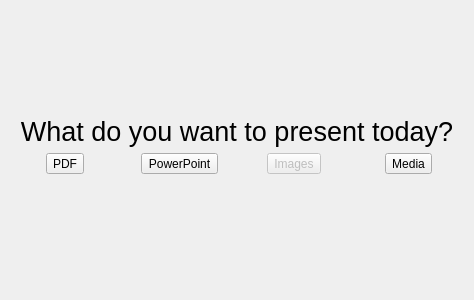
Old version of the form presentation/welcomepane.ui in the repository genosse-einhorn/FishyRecorder.
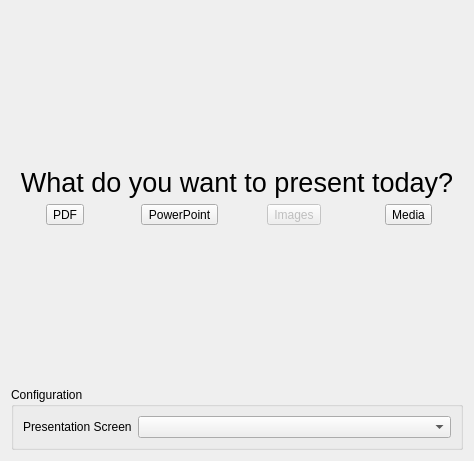
New version of the form. Icons and pictures are not drawn.

Commit message:
Move screen setting to Presentation tab and use QSettings to save it
This is a prerequisite for ripping out the current recording subsystem

```diff
--- a/presentation/welcomepane.ui
+++ b/presentation/welcomepane.ui
@@ -7,7 +7,7 @@
     <x>0</x>
     <y>0</y>
     <width>474</width>
-    <height>300</height>
+    <height>461</height>
    </rect>
   </property>
   <property name="sizePolicy">
@@ -20,7 +20,46 @@
    <string>Form</string>
   </property>
   <layout class="QGridLayout" name="gridLayout">
-   <item row="1" column="0" alignment="Qt::AlignHCenter|Qt::AlignTop">
+   <item row="0" column="1">
+    <spacer name="verticalSpacer">
+     <property name="orientation">
+      <enum>Qt::Vertical</enum>
+     </property>
+     <property name="sizeHint" stdset="0">
+      <size>
+       <width>20</width>
+       <height>40</height>
+      </size>
+     </property>
+    </spacer>
+   </item>
+   <item row="4" column="0" colspan="4">
+    <widget class="QGroupBox" name="groupBox">
+     <property name="title">
+      <string>Configuration</string>
+     </property>
+     <layout class="QFormLayout" name="formLayout">
+      <item row="0" column="0">
+       <widget class="QLabel" name="label_2">
+        <property name="text">
+         <string>Presentation Screen</string>
+        </property>
+       </widget>
+      </item>
+      <item row="0" column="1">
+       <widget class="QComboBox" name="cbScreen">
+        <property name="sizePolicy">
+         <sizepolicy hsizetype="Expanding" vsizetype="Fixed">
+          <horstretch>0</horstretch>
+          <verstretch>0</verstretch>
+         </sizepolicy>
+        </property>
+       </widget>
+      </item>
+     </layout>
+    </widget>
+   </item>
+   <item row="2" column="0" alignment="Qt::AlignHCenter|Qt::AlignTop">
     <widget class="QToolButton" name="openPdfButton">
      <property name="sizePolicy">
       <sizepolicy hsizetype="Minimum" vsizetype="Fixed">
@@ -52,7 +91,7 @@
      </property>
     </widget>
    </item>
-   <item row="1" column="1" alignment="Qt::AlignHCenter|Qt::AlignTop">
+   <item row="2" column="1" alignment="Qt::AlignHCenter|Qt::AlignTop">
     <widget class="QToolButton" name="openPptButton">
      <property name="sizePolicy">
       <sizepolicy hsizetype="Minimum" vsizetype="Fixed">
@@ -78,7 +117,7 @@
      </property>
     </widget>
    </item>
-   <item row="1" column="3" alignment="Qt::AlignHCenter|Qt::AlignTop">
+   <item row="2" column="3" alignment="Qt::AlignHCenter|Qt::AlignTop">
     <widget class="QToolButton" name="openVideoButton">
      <property name="text">
       <string>Media</string>
@@ -98,7 +137,7 @@
      </property>
     </widget>
    </item>
-   <item row="1" column="2" alignment="Qt::AlignHCenter|Qt::AlignTop">
+   <item row="2" column="2" alignment="Qt::AlignHCenter|Qt::AlignTop">
     <widget class="QToolButton" name="openImagesButton">
      <property name="enabled">
       <bool>false</bool>
@@ -121,7 +160,7 @@
      </property>
     </widget>
    </item>
-   <item row="0" column="0" colspan="4" alignment="Qt::AlignBottom">
+   <item row="1" column="0" colspan="4" alignment="Qt::AlignBottom">
     <widget class="QLabel" name="label">
      <property name="sizePolicy">
       <sizepolicy hsizetype="Preferred" vsizetype="Minimum">
@@ -140,6 +179,19 @@
      </property>
     </widget>
    </item>
+   <item row="3" column="0">
+    <spacer name="verticalSpacer_2">
+     <property name="orientation">
+      <enum>Qt::Vertical</enum>
+     </property>
+     <property name="sizeHint" stdset="0">
+      <size>
+       <width>20</width>
+       <height>40</height>
+      </size>
+     </property>
+    </spacer>
+   </item>
   </layout>
  </widget>
  <resources>
```
The commit also changes 9 other files.
